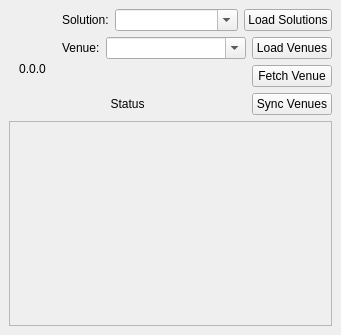
Above: mi_companion/gui/dock_widget.ui from MapsPeople/mi_companion before the change. Below: the same form after it.
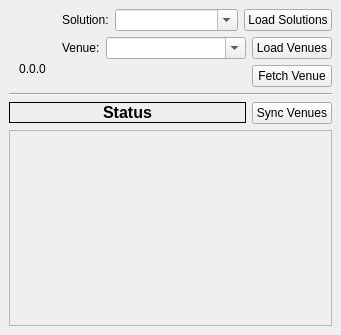
That is the form after the change.

```diff
--- a/mi_companion/gui/dock_widget.ui
+++ b/mi_companion/gui/dock_widget.ui
@@ -29,7 +29,7 @@
      <verstretch>1</verstretch>
     </sizepolicy>
    </property>
-   <layout class="QVBoxLayout" name="verticalLayout" stretch="0,0,0">
+   <layout class="QVBoxLayout" name="verticalLayout" stretch="0,0,0,0">
     <property name="sizeConstraint">
      <enum>QLayout::SetMinimumSize</enum>
     </property>
@@ -187,6 +187,13 @@
       </item>
      </layout>
     </item>
+    <item>
+     <widget class="Line" name="line">
+      <property name="orientation">
+       <enum>Qt::Horizontal</enum>
+      </property>
+     </widget>
+    </item>
     <item>
      <layout class="QHBoxLayout" name="sync_layout">
       <item>
@@ -197,12 +204,31 @@
           <verstretch>0</verstretch>
          </sizepolicy>
         </property>
+        <property name="font">
+         <font>
+          <pointsize>12</pointsize>
+          <weight>75</weight>
+          <bold>true</bold>
+         </font>
+        </property>
+        <property name="autoFillBackground">
+         <bool>false</bool>
+        </property>
+        <property name="frameShape">
+         <enum>QFrame::Panel</enum>
+        </property>
+        <property name="frameShadow">
+         <enum>QFrame::Plain</enum>
+        </property>
         <property name="text">
          <string>Status</string>
         </property>
         <property name="alignment">
          <set>Qt::AlignCenter</set>
         </property>
+        <property name="margin">
+         <number>2</number>
+        </property>
        </widget>
       </item>
       <item>
```
